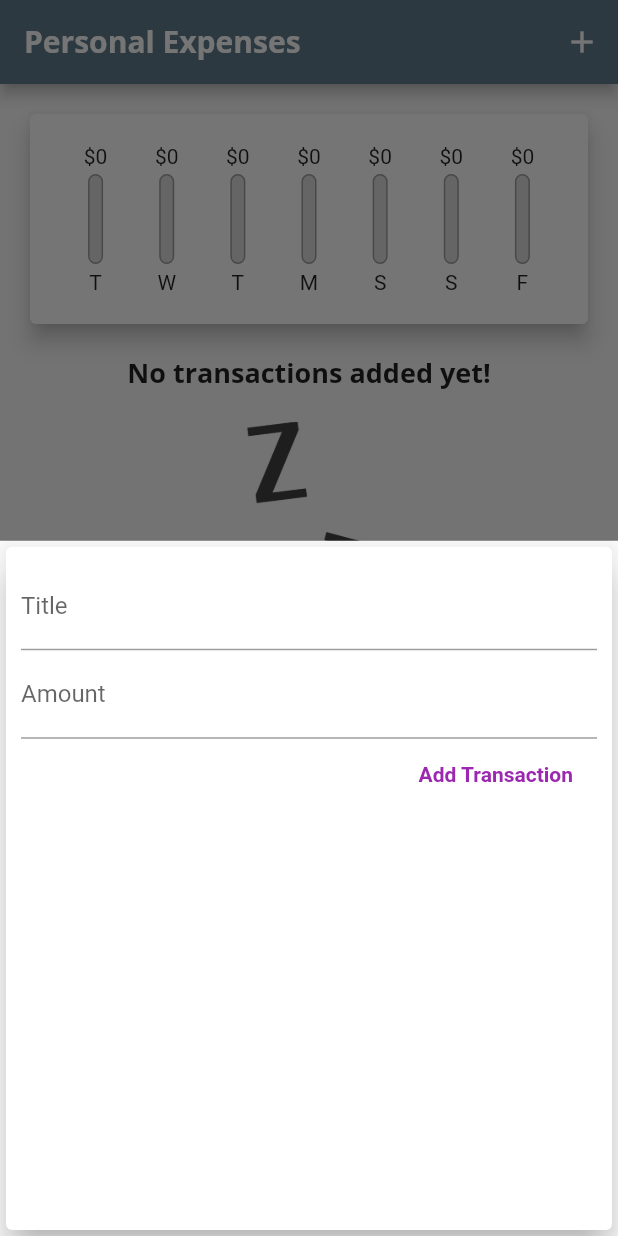
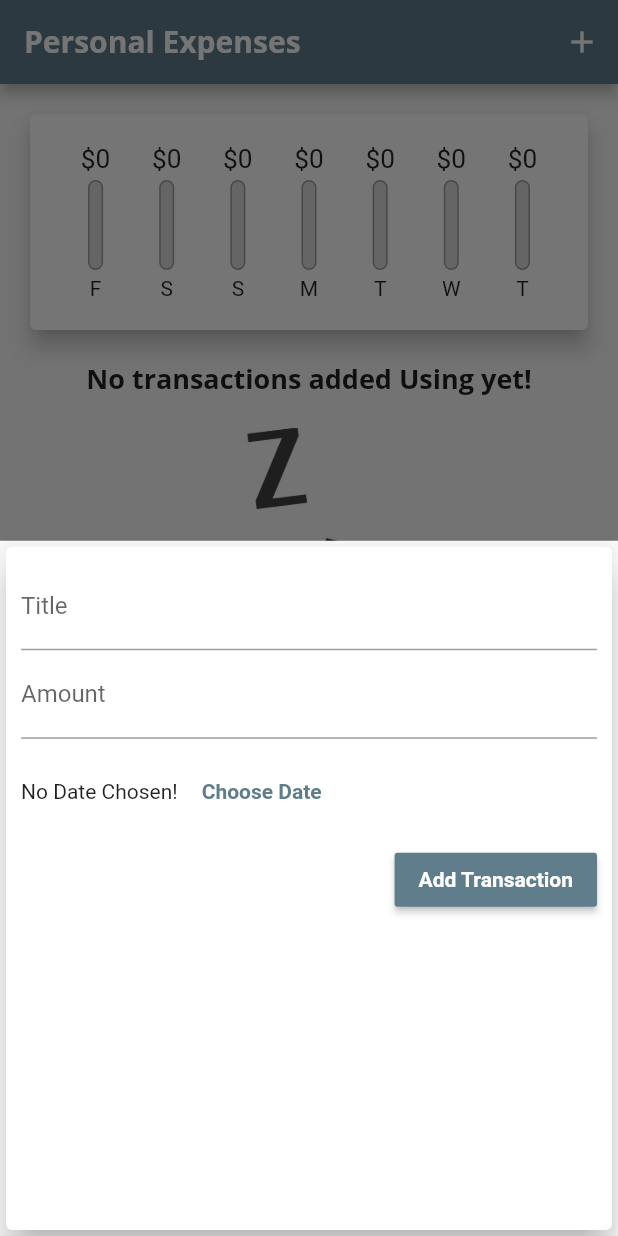
Before and after one commit to GitTechVishal/expenses_app, a Flutter app: the screen it shows after launch, after a tap on the "add" icon, on a phone screen of 412 x 824 dp. Run offline on Flutter 3.47's test engine with Material 2 defaults, Android fonts, the phone set to English and light mode, and no system bars; Roboto replaces fonts that are missing (Quicksand).

```diff
--- a/expenses_app/lib/main.dart
+++ b/expenses_app/lib/main.dart
@@ -1,7 +1,6 @@
 import './widgets/new_transaction.dart';
+import './widgets/chart.dart';
 import './widgets/transaction_list.dart';
-import './widgets/chart.dart';
-//import './widgets/transaction_list.dart';
 import 'package:flutter/material.dart';
 import './models/transaction.dart';
 
@@ -25,11 +24,14 @@ class MyApp extends StatelessWidget {
         accentColor: Colors.blueAccent,
         fontFamily: 'Quicksand',
         textTheme: ThemeData.light().textTheme.copyWith(
-                headline6: TextStyle(
+            headline6: TextStyle(
               fontFamily: 'OpenSans',
               fontWeight: FontWeight.bold,
               fontSize: 18,
-            )),
+            ),
+            //Theme set for button's color.
+            button: TextStyle(color: Colors.white)),
+
         //If commented appBartheme not working then use netx one which is not commented.
 
         // appBarTheme: AppBarTheme(
--- a/expenses_app/lib/widgets/chart.dart
+++ b/expenses_app/lib/widgets/chart.dart
@@ -32,7 +32,8 @@ class Chart extends StatelessWidget {
         'day': DateFormat.E().format(weekDay).substring(0, 1),
         'amount': totalSum
       };
-    });
+      //to show reverse list.
+    }).reversed.toList();
   }
 
   double get totalSpending {
--- a/expenses_app/lib/widgets/chart_bar.dart
+++ b/expenses_app/lib/widgets/chart_bar.dart
@@ -19,7 +19,10 @@ class ChartBar extends StatelessWidget {
         // to Show Amount
         //FittedBox widget fill fit the text in between the available space
         //but not wrap it. to next line.
-        FittedBox(child: Text('\$${spendingAmount.toStringAsFixed(0)}')),
+        Container(
+            height: 20,
+            child: FittedBox(
+                child: Text('\$${spendingAmount.toStringAsFixed(0)}'))),
         //To fix space in between
         SizedBox(
           height: 4,
--- a/expenses_app/lib/widgets/new_transaction.dart
+++ b/expenses_app/lib/widgets/new_transaction.dart
@@ -65,12 +65,31 @@ class _NewTransactionsState extends State<NewTransactions> {
               onSubmitted: (_) => submitData(),
               // onChanged: (val) => amountInput = val,
             ),
-            FlatButton(
+            //we want to give some hight in Row but Row does not
+            //have Hight Property for that we wrap row with container.
+            Container(
+              height: 70,
+              child: Row(
+                children: [
+                  Text('No Date Chosen!'),
+                  FlatButton(
+                    textColor: Theme.of(context).primaryColor,
+                    child: Text(
+                      'Choose Date',
+                      style: TextStyle(fontWeight: FontWeight.bold),
+                    ),
+                    onPressed: () {},
+                  ),
+                ],
+              ),
+            ),
+            RaisedButton(
               child: Text(
                 'Add Transaction',
                 style: TextStyle(fontWeight: FontWeight.bold),
               ),
-              textColor: Colors.purple,
+              color: Theme.of(context).primaryColor,
+              textColor: Theme.of(context).textTheme.button?.color,
               onPressed: () => submitData(),
             )
           ],
```
Also changed, not shown: expenses_app/lib/widgets/transaction_list.dart (+22 -49 lines), expenses_app/lib/widgets/transaction_list_with_Card.txt (added, +99 -0 lines).
